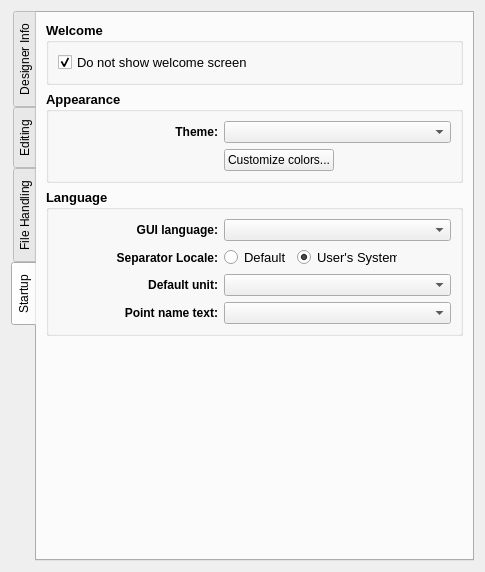
Before: the Qt Designer form src/app/seamly2d/dialogs/configpages/preferencesconfigurationpage.ui in FashionFreedom/Seamly2D, drawn with Qt 5.
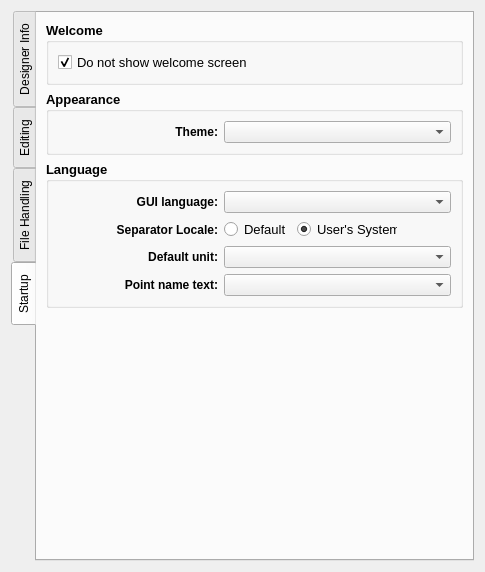
After: the same form once the commit is applied. Custom widgets are drawn as their Qt base class.

```diff
--- a/src/app/seamly2d/dialogs/configpages/preferencesconfigurationpage.ui
+++ b/src/app/seamly2d/dialogs/configpages/preferencesconfigurationpage.ui
@@ -1426,29 +1426,7 @@
             </property>
            </widget>
           </item>
-          <item row="1" column="1">
-           <widget class="QPushButton" name="customizeColors_PushButton">
-            <property name="sizePolicy">
-             <sizepolicy hsizetype="Maximum" vsizetype="Fixed">
-              <horstretch>0</horstretch>
-              <verstretch>0</verstretch>
-             </sizepolicy>
-            </property>
-            <property name="font">
-             <font>
-              <pointsize>9</pointsize>
-              <bold>false</bold>
-             </font>
-            </property>
-            <property name="toolTip">
-             <string>Workspace background and drawing colors (Graphics page)</string>
-            </property>
-            <property name="text">
-             <string>Customize colors...</string>
-            </property>
-           </widget>
-          </item>
-         </layout>
+                   </layout>
         </widget>
        </item>
        <item>
```
